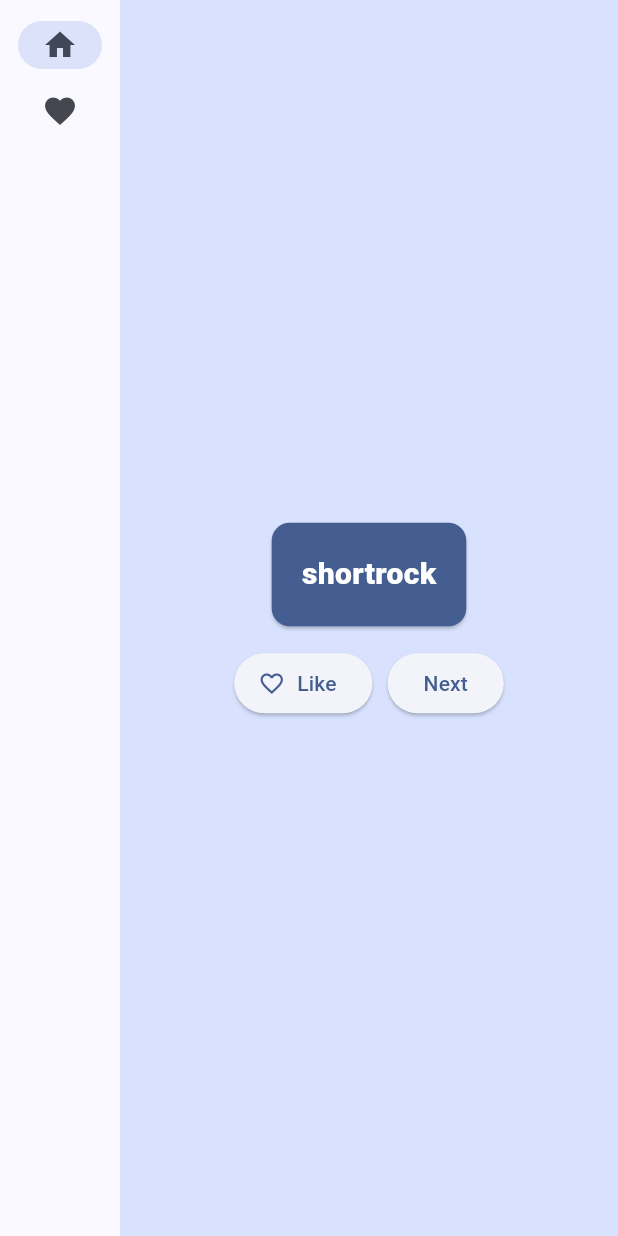
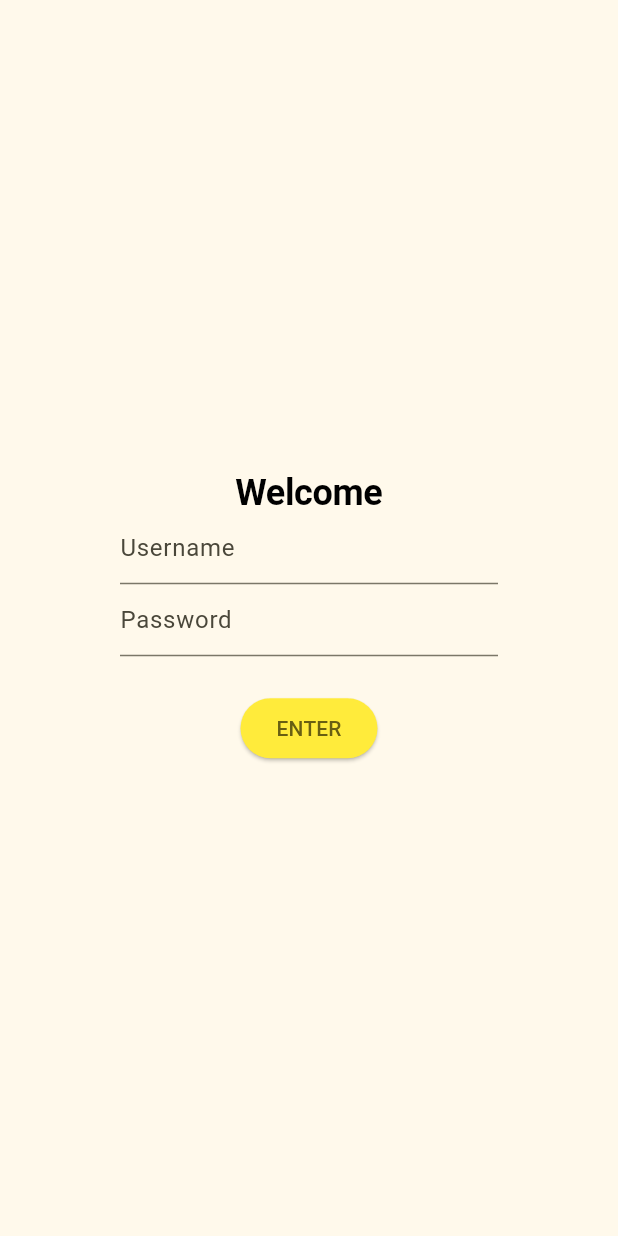
Before and after one commit to joysharonbandi/zen-client, a Flutter app: the screen it shows after launch, on a phone screen of 412 x 824 dp. Run offline on Flutter 3.47's test engine with Material 3 defaults, Android fonts, the phone set to English and light mode, and no system bars; our stand-ins replace go_router; generated files the repository leaves out were written again; Roboto replaces fonts that are missing (Corben).

Commit message:
added routes and basic login screen

```diff
--- /dev/null
+++ b/lib/common/theme.dart
@@ -0,0 +1,17 @@
+// Copyright 2019 The Flutter team. All rights reserved.
+// Use of this source code is governed by a BSD-style license that can be
+// found in the LICENSE file.
+
+import 'package:flutter/material.dart';
+
+final appTheme = ThemeData(
+  colorSchemeSeed: Colors.yellow,
+  textTheme: const TextTheme(
+    displayLarge: TextStyle(
+      fontFamily: 'Corben',
+      fontWeight: FontWeight.w700,
+      fontSize: 24,
+      color: Colors.black,
+    ),
+  ),
+);
--- a/lib/main.dart
+++ b/lib/main.dart
@@ -1,9 +1,67 @@
-import 'package:english_words/english_words.dart';
+// Copyright 2019 The Flutter team. All rights reserved.
+// Use of this source code is governed by a BSD-style license that can be
+// found in the LICENSE file.
+
+import 'dart:io' show Platform;
+
+import 'package:flutter/foundation.dart' show kIsWeb;
 import 'package:flutter/material.dart';
+import 'package:flutter_application_1/common/theme.dart';
+import 'package:go_router/go_router.dart';
 import 'package:provider/provider.dart';
+// import 'package:provider_shopper/common/theme.dart';
+// import 'package:provider_shopper/models/cart.dart';
+// import 'package:provider_shopper/models/catalog.dart';
+// import 'package:provider_shopper/screens/cart.dart';
+// import 'package:provider_shopper/screens/catalog.dart';
+import 'screens/login.dart';
+// import 'package:window_size/window_size.dart';
 
 void main() {
-  runApp(MyApp());
+  // setupWindow();
+  runApp(const MyApp());
+}
+
+const double windowWidth = 400;
+const double windowHeight = 800;
+
+// void setupWindow() {
+//   if (!kIsWeb && (Platform.isWindows || Platform.isLinux || Platform.isMacOS)) {
+//     WidgetsFlutterBinding.ensureInitialized();
+//     setWindowTitle('Provider Demo');
+//     setWindowMinSize(const Size(windowWidth, windowHeight));
+//     setWindowMaxSize(const Size(windowWidth, windowHeight));
+//     getCurrentScreen().then((screen) {
+//       setWindowFrame(Rect.fromCenter(
+//         center: screen!.frame.center,
+//         width: windowWidth,
+//         height: windowHeight,
+//       ));
+//     });
+//   }
+// }
+
+GoRouter router() {
+  return GoRouter(
+    initialLocation: '/login',
+    routes: [
+      GoRoute(
+        path: '/login',
+        builder: (context, state) => const MyLogin(),
+      ),
+
+      // GoRoute(
+      //   path: '/catalog',
+      //   builder: (context, state) => const MyCatalog(),
+      //   routes: [
+      //     GoRoute(
+      //       path: 'cart',
+      //       builder: (context, state) => const MyCart(),
+      //     ),
+      //   ],
+      // ),
+    ],
+  );
 }
 
 class MyApp extends StatelessWidget {
@@ -11,250 +69,16 @@ class MyApp extends StatelessWidget {
 
   @override
   Widget build(BuildContext context) {
-    return ChangeNotifierProvider(
-      create: (context) => MyAppState(),
-      child: MaterialApp(
-        title: 'Namer App',
-        theme: ThemeData(
-          useMaterial3: true,
-          colorScheme: ColorScheme.fromSeed(seedColor: Colors.blueAccent),
-        ),
-        home: MyHomePage(),
+    // Using MultiProvider is convenient when providing multiple objects.
+    return MultiProvider(
+      providers: [
+        Provider(create: (context) => Object()),
+      ],
+      child: MaterialApp.router(
+        title: 'Provider Demo',
+        theme: appTheme,
+        routerConfig: router(),
       ),
     );
   }
 }
-
-class MyAppState extends ChangeNotifier {
-  var current = WordPair.random();
-  void getNext() {
-    current = WordPair.random();
-    notifyListeners();
-  }
-
-  var favorites = <WordPair>[];
-
-  void toggleFavorite() {
-    if (favorites.contains(current)) {
-      favorites.remove(current);
-    } else {
-      favorites.add(current);
-    }
-    notifyListeners();
-  }
-}
-
-// class MyHomePage extends StatelessWidget {
-//   @override
-//   Widget build(BuildContext context) {
-//     var appState = context.watch<MyAppState>();
-//     var pair = appState.current;
-//     IconData icon;
-//     if (appState.favorites.contains(pair)) {
-//       icon = Icons.favorite;
-//     } else {
-//       icon = Icons.favorite_border;
-//     }
-
-//     return Scaffold(
-//       body: Center(
-//         child: Column(
-//           mainAxisAlignment: MainAxisAlignment.center,
-//           crossAxisAlignment: CrossAxisAlignment.center,
-//           children: [
-//             // Text('A random ideaewwc:'),
-//             Bigcard(pair: pair),
-//             SizedBox(
-//               height: 10,
-//             ),
-//             Row(
-//               mainAxisSize: MainAxisSize.min,
-//               children: [
-//                 ElevatedButton.icon(
-//                   onPressed: () {
-//                     appState.toggleFavorite();
-//                   },
-//                   label: Text("Like"),
-//                   icon: Icon(icon),
-//                 ),
-//                 SizedBox(
-//                   width: 10,
-//                 ),
-//                 ElevatedButton(
-//                   onPressed: () {
-//                     appState.getNext();
-//                     print('button pressed!');
-//                   },
-//                   child: Text('Next'),
-//                 ),
-//               ],
-//             ),
-//           ],
-//         ),
-//       ),
-//     );
-//   }
-// }
-
-class Bigcard extends StatelessWidget {
-  const Bigcard({
-    super.key,
-    required this.pair,
-  });
-
-  final WordPair pair;
-
-  @override
-  Widget build(BuildContext context) {
-    final theme = Theme.of(context);
-    final style = theme.textTheme.bodyMedium!.copyWith(
-        color: theme.colorScheme.onPrimary,
-        fontWeight: FontWeight.w900,
-        fontSize: 20);
-    return Card(
-      color: theme.colorScheme.primary,
-      child: Padding(
-        padding: const EdgeInsets.all(20),
-        child: Text(
-          pair.asLowerCase,
-          style: style,
-        ),
-      ),
-    );
-  }
-}
-
-// ...
-
-class MyHomePage extends StatefulWidget {
-  @override
-  State<MyHomePage> createState() => _MyHomePageState();
-}
-
-class _MyHomePageState extends State<MyHomePage> {
-  var selectedIndex = 0;
-  @override
-  Widget build(BuildContext context) {
-    Widget page;
-    switch (selectedIndex) {
-      case 0:
-        page = GeneratorPage();
-        break;
-      case 1:
-        page = FavoritesPage() as Widget;
-        break;
-      default:
-        throw UnimplementedError('no widget for $selectedIndex');
-    }
-    return LayoutBuilder(builder: (context, constraints) {
-      return Scaffold(
-        body: Row(
-          children: [
-            SafeArea(
-              child: NavigationRail(
-                extended: constraints.maxWidth >= 600,
-                destinations: [
-                  NavigationRailDestination(
-                    icon: Icon(Icons.home),
-                    label: Text('Home'),
-                  ),
-                  NavigationRailDestination(
-                    icon: Icon(Icons.favorite),
-                    label: Text('Favorites'),
-                  ),
-                ],
-                selectedIndex: selectedIndex,
-                onDestinationSelected: (value) {
-                  setState(() {
-                    selectedIndex = value;
-                  });
-                  print('selected: $value');
-                },
-              ),
-            ),
-            Expanded(
-              child: Container(
-                color: Theme.of(context).colorScheme.primaryContainer,
-                child: page,
-              ),
-            ),
-          ],
-        ),
-      );
-    });
-  }
-}
-
-class FavoritesPage extends StatelessWidget {
-  @override
-  Widget build(BuildContext context) {
-    var appState = context.watch<MyAppState>();
-
-    if (appState.favorites.isEmpty) {
-      return Center(
-        child: Text('No favorites yet.'),
-      );
-    }
-    // TODO: implement build
-    // throw UnimplementedError();
-
-    return ListView(children: [
-      Text("test"),
-      for (var pair in appState.favorites)
-        ListTile(
-          leading: Icon(Icons.favorite),
-          title: Text(pair.asLowerCase),
-        ),
-    ]);
-  }
-
-  // ignore: non_constant_identifier_names
-}
-
-class GeneratorPage extends StatelessWidget {
-  @override
-  Widget build(BuildContext context) {
-    var appState = context.watch<MyAppState>();
-    var pair = appState.current;
-
-    IconData icon;
-    if (appState.favorites.contains(pair)) {
-      icon = Icons.favorite;
-    } else {
-      icon = Icons.favorite_border;
-    }
-
-    return Center(
-      child: Column(
-        mainAxisAlignment: MainAxisAlignment.center,
-        children: [
-          // BigCard(pair: pair),
-          Bigcard(pair: pair),
-          SizedBox(height: 10),
-          Row(
-            mainAxisSize: MainAxisSize.min,
-            children: [
-              ElevatedButton.icon(
-                onPressed: () {
-                  appState.toggleFavorite();
-                },
-                icon: Icon(icon),
-                label: Text('Like'),
-              ),
-              SizedBox(width: 10),
-              ElevatedButton(
-                onPressed: () {
-                  appState.getNext();
-                },
-                child: Text('Next'),
-              ),
-            ],
-          ),
-        ],
-      ),
-    );
-  }
-}
-
-
-// ...
--- /dev/null
+++ b/lib/screens/login.dart
@@ -0,0 +1,53 @@
+// Copyright 2020 The Flutter team. All rights reserved.
+// Use of this source code is governed by a BSD-style license that can be
+// found in the LICENSE file.
+
+import 'package:flutter/material.dart';
+import 'package:go_router/go_router.dart';
+
+class MyLogin extends StatelessWidget {
+  const MyLogin({super.key});
+
+  @override
+  Widget build(BuildContext context) {
+    return Scaffold(
+      body: Center(
+        child: Container(
+          padding: const EdgeInsets.all(80.0),
+          child: Column(
+            mainAxisAlignment: MainAxisAlignment.center,
+            children: [
+              Text(
+                'Welcome',
+                style: Theme.of(context).textTheme.displayLarge,
+              ),
+              TextFormField(
+                decoration: const InputDecoration(
+                  hintText: 'Username',
+                ),
+              ),
+              TextFormField(
+                decoration: const InputDecoration(
+                  hintText: 'Password',
+                ),
+                obscureText: true,
+              ),
+              const SizedBox(
+                height: 24,
+              ),
+              ElevatedButton(
+                onPressed: () {
+                  context.pushReplacement('/catalog');
+                },
+                style: ElevatedButton.styleFrom(
+                  backgroundColor: Colors.yellow,
+                ),
+                child: const Text('ENTER'),
+              )
+            ],
+          ),
+        ),
+      ),
+    );
+  }
+}
--- a/pubspec.yaml
+++ b/pubspec.yaml
@@ -11,9 +11,11 @@ environment:
 dependencies:
   flutter:
     sdk: flutter
+  go_router: ^14.0.0
+  provider: ^6.0.2
 
   english_words: ^4.0.0
-  provider: ^6.0.0
+  flutter_chat_ui: ^1.6.14
 
 dev_dependencies:
   flutter_test:
```
Also changed, not shown: lib/models/context.dart (added), pubspec.lock, 11 other files.
